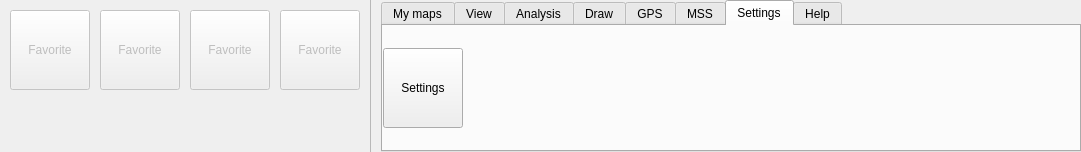
Old version of the form src/ui/qgsribbontopwidget.ui in the repository kadas-albireo/kadas-albireo.
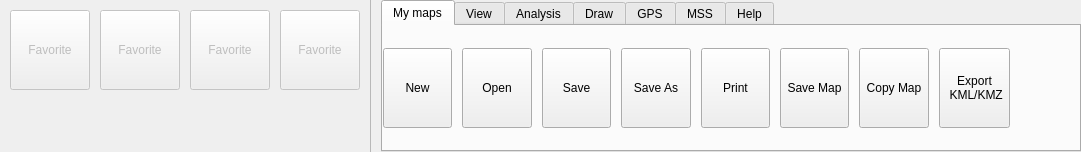
New version of the form. The open tabs and pages were chosen to show the change. Icons and pictures are not drawn. Custom widgets are drawn as their Qt base class.

Commit message: Hide settings button, add language combobox to help tab

```diff
--- a/src/ui/qgsribbontopwidget.ui
+++ b/src/ui/qgsribbontopwidget.ui
@@ -1935,75 +1935,6 @@
           </item>
          </layout>
         </widget>
-        <widget class="QWidget" name="mSettingsTab">
-         <attribute name="title">
-          <string>Settings</string>
-         </attribute>
-         <layout class="QGridLayout" name="gridLayout_7">
-          <property name="leftMargin">
-           <number>0</number>
-          </property>
-          <property name="topMargin">
-           <number>10</number>
-          </property>
-          <property name="rightMargin">
-           <number>0</number>
-          </property>
-          <property name="bottomMargin">
-           <number>10</number>
-          </property>
-          <property name="horizontalSpacing">
-           <number>10</number>
-          </property>
-          <property name="verticalSpacing">
-           <number>0</number>
-          </property>
-          <item row="0" column="0" rowspan="2">
-           <widget class="QgsRibbonButton" name="mSettingsButton">
-            <property name="sizePolicy">
-             <sizepolicy hsizetype="MinimumExpanding" vsizetype="Fixed">
-              <horstretch>0</horstretch>
-              <verstretch>0</verstretch>
-             </sizepolicy>
-            </property>
-            <property name="minimumSize">
-             <size>
-              <width>0</width>
-              <height>80</height>
-             </size>
-            </property>
-            <property name="maximumSize">
-             <size>
-              <width>80</width>
-              <height>80</height>
-             </size>
-            </property>
-            <property name="text">
-             <string>Settings</string>
-            </property>
-            <property name="iconSize">
-             <size>
-              <width>32</width>
-              <height>32</height>
-             </size>
-            </property>
-           </widget>
-          </item>
-          <item row="0" column="1" rowspan="2">
-           <spacer name="horizontalSpacer_4">
-            <property name="orientation">
-             <enum>Qt::Horizontal</enum>
-            </property>
-            <property name="sizeHint" stdset="0">
-             <size>
-              <width>40</width>
-              <height>20</height>
-             </size>
-            </property>
-           </spacer>
-          </item>
-         </layout>
-        </widget>
         <widget class="QWidget" name="mHelpTab">
          <attribute name="title">
           <string>Help</string>
```
Left out of the diff: 76 changed lines with no effect on the pictures. The commit also changes 3 other files.
